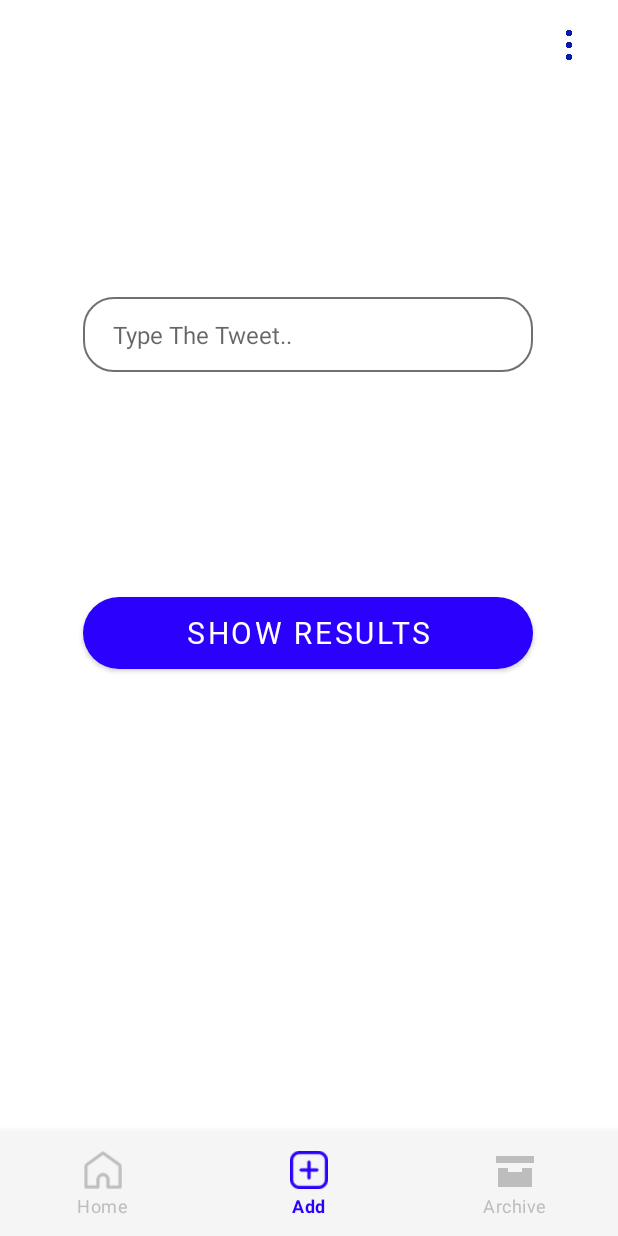
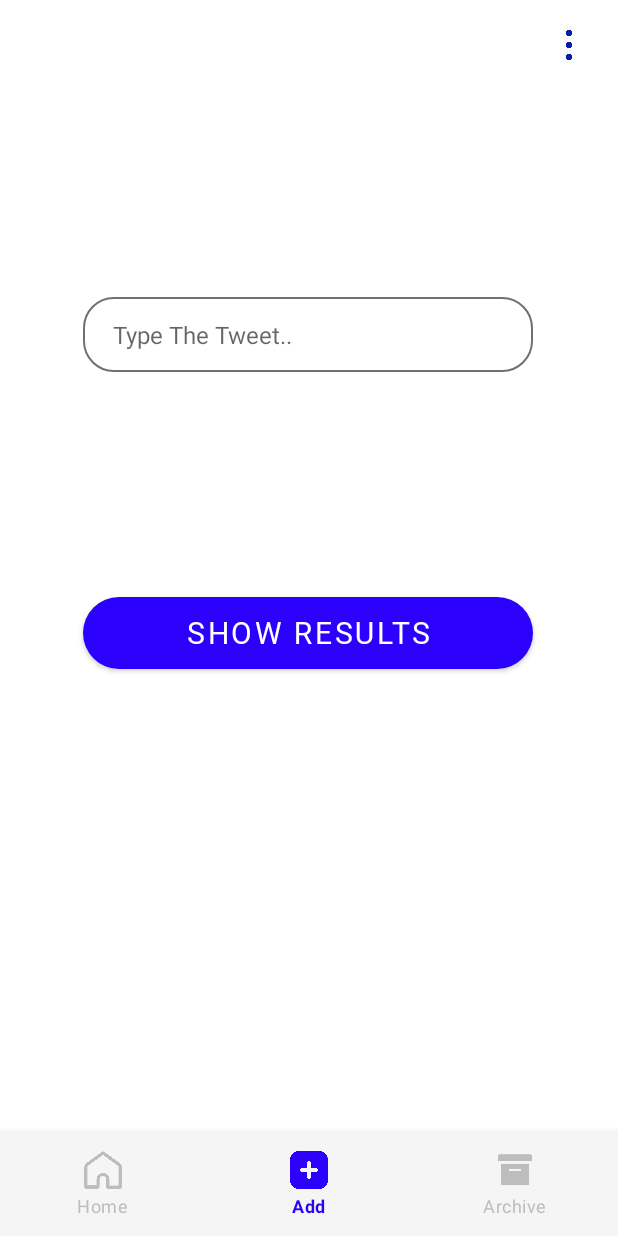
Before and after one commit to MinaEliaa/TextDetector, an Android app: the screen it shows after launch once a user with an empty profile is signed in (HomeActivity), item 2 of the bottom bar chosen, on a phone screen of 412 x 824 dp. Run offline under Robolectric (Android 15) with nearby library versions, the phone set to English and light mode, and no system bars; our stand-ins replace Firebase (no records; nobody signed in at launch, a user with empty details on screens opened directly).

Commit message:
update design of home nav (stated checked)

```diff
--- /dev/null
+++ b/app/src/main/res/drawable/add_icon.xml
@@ -0,0 +1,5 @@
+<?xml version="1.0" encoding="utf-8"?>
+<selector xmlns:android="http://schemas.android.com/apk/res/android">
+<item android:drawable="@drawable/_more_s" android:state_checked="true"/>
+    <item android:drawable="@drawable/_more" android:state_checked="false"/>
+</selector>
--- /dev/null
+++ b/app/src/main/res/drawable/archive_icon.xml
@@ -0,0 +1,5 @@
+<?xml version="1.0" encoding="utf-8"?>
+<selector xmlns:android="http://schemas.android.com/apk/res/android">
+<item android:drawable="@drawable/_archive_s" android:state_checked="true"/>
+    <item android:drawable="@drawable/_archive" android:state_checked="false"/>
+</selector>
--- /dev/null
+++ b/app/src/main/res/drawable/home_icon.xml
@@ -0,0 +1,5 @@
+<?xml version="1.0" encoding="utf-8"?>
+<selector xmlns:android="http://schemas.android.com/apk/res/android">
+<item android:drawable="@drawable/_hut_s" android:state_checked="true"/>
+    <item android:drawable="@drawable/_hut" android:state_checked="false"/>
+</selector>
--- a/app/src/main/res/layout/activity_main.xml
+++ b/app/src/main/res/layout/activity_main.xml
@@ -57,6 +57,7 @@
             app:layout_constraintBottom_toBottomOf="parent"
             app:menu="@menu/home_nav_menu"
 
+
             />
 
         <FrameLayout
--- a/app/src/main/res/menu/home_nav_menu.xml
+++ b/app/src/main/res/menu/home_nav_menu.xml
@@ -3,17 +3,18 @@
 
     <item
         android:id="@+id/navigation_home"
-        android:icon="@drawable/ic_homewhite"
+        android:icon="@drawable/home_icon"
         android:title="@string/Home"
 
         />
     <item
+
         android:id="@+id/navigation_add"
-        android:icon="@drawable/ic_add"
+        android:icon="@drawable/add_icon"
         android:title="@string/Add"/>
     <item
         android:id="@+id/navigation_archive"
-        android:icon="@drawable/archive2"
+        android:icon="@drawable/archive_icon"
         android:title="@string/Archive"/>
 
 
```
Also changed, not shown: app/src/main/res/drawable/_archive.png (added), app/src/main/res/drawable/_archive_s.png (added), app/src/main/res/drawable/_hut.png (added), app/src/main/res/drawable/_hut_s.png (added), app/src/main/res/drawable/_more.png (added), app/src/main/res/drawable/_more_s.png (added).
